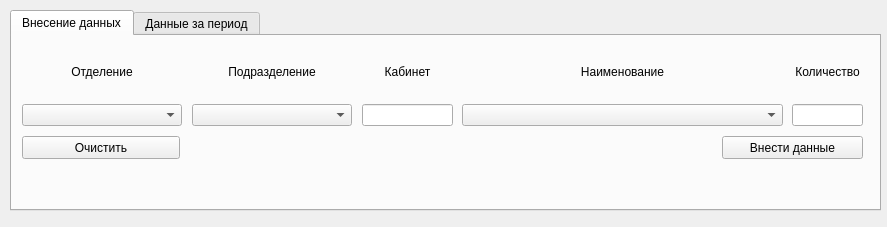
Olegioner/inv, file Interfaces/inv.ui: the form before one commit.
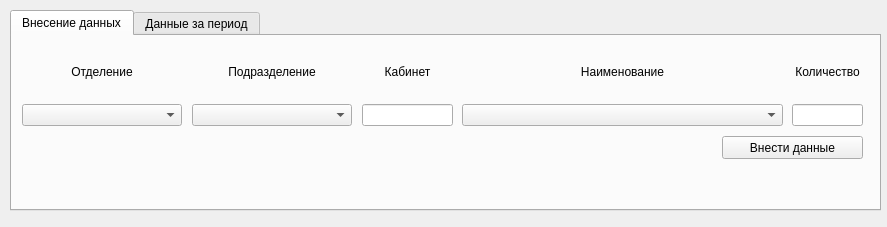
The form after the commit. The open tabs and pages were chosen to show the change.

```diff
--- a/Interfaces/inv.ui
+++ b/Interfaces/inv.ui
@@ -158,19 +158,6 @@
        </item>
       </layout>
      </widget>
-     <widget class="QPushButton" name="pushButton_clear">
-      <property name="geometry">
-       <rect>
-        <x>10</x>
-        <y>100</y>
-        <width>158</width>
-        <height>23</height>
-       </rect>
-      </property>
-      <property name="text">
-       <string>Очистить</string>
-      </property>
-     </widget>
      <widget class="QPushButton" name="pushButton_into_values">
       <property name="geometry">
        <rect>
@@ -184,6 +171,19 @@
        <string>Внести данные</string>
       </property>
      </widget>
+     <widget class="QLabel" name="label_info">
+      <property name="geometry">
+       <rect>
+        <x>10</x>
+        <y>100</y>
+        <width>651</width>
+        <height>16</height>
+       </rect>
+      </property>
+      <property name="text">
+       <string/>
+      </property>
+     </widget>
     </widget>
     <widget class="QWidget" name="tab_2">
      <attribute name="title">
```
Left out of the diff: 2 changed lines with no effect on the pictures.
